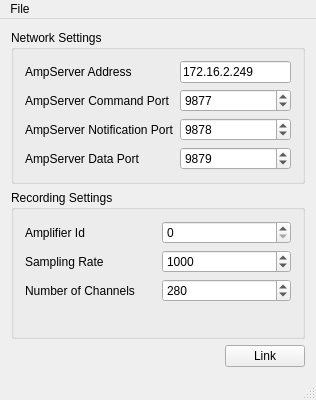
sccn/lsl_archived, file Apps/EGIAmpServer/EGIAmpWindow.ui: the form before one commit.
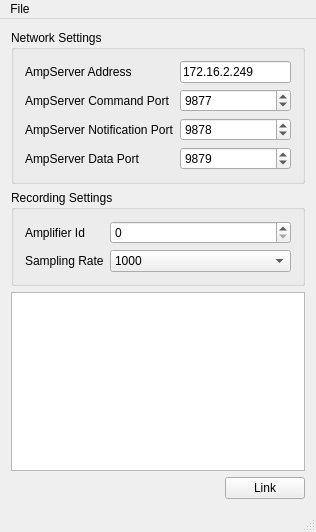
The form after the commit.

```diff
--- a/Apps/EGIAmpServer/EGIAmpWindow.ui
+++ b/Apps/EGIAmpServer/EGIAmpWindow.ui
@@ -7,7 +7,7 @@
     <x>0</x>
     <y>0</y>
     <width>316</width>
-    <height>400</height>
+    <height>532</height>
    </rect>
   </property>
   <property name="windowTitle">
@@ -123,47 +123,34 @@
         </widget>
        </item>
        <item row="1" column="1">
-        <widget class="QSpinBox" name="samplingRate">
-         <property name="minimum">
-          <number>1</number>
-         </property>
-         <property name="maximum">
-          <number>40000</number>
-         </property>
-         <property name="value">
-          <number>1000</number>
-         </property>
-        </widget>
-       </item>
-       <item row="2" column="0">
-        <widget class="QLabel" name="label_2">
-         <property name="minimumSize">
-          <size>
-           <width>131</width>
-           <height>0</height>
-          </size>
-         </property>
-         <property name="text">
-          <string>Number of Channels</string>
-         </property>
-        </widget>
-       </item>
-       <item row="2" column="1">
-        <widget class="QSpinBox" name="channelCount">
-         <property name="minimum">
-          <number>1</number>
-         </property>
-         <property name="maximum">
-          <number>512</number>
-         </property>
-         <property name="value">
-          <number>280</number>
-         </property>
+        <widget class="QComboBox" name="sampleRateComboBox">
+         <item>
+          <property name="text">
+           <string>1000</string>
+          </property>
+         </item>
+         <item>
+          <property name="text">
+           <string>500</string>
+          </property>
+         </item>
+         <item>
+          <property name="text">
+           <string>250</string>
+          </property>
+         </item>
         </widget>
        </item>
       </layout>
      </widget>
     </item>
+    <item>
+     <widget class="QPlainTextEdit" name="statusBox">
+      <property name="readOnly">
+       <bool>true</bool>
+      </property>
+     </widget>
+    </item>
     <item>
      <layout class="QHBoxLayout" name="horizontalLayout">
       <item>
```
Left out of the diff: 2 changed lines with no effect on the pictures.
